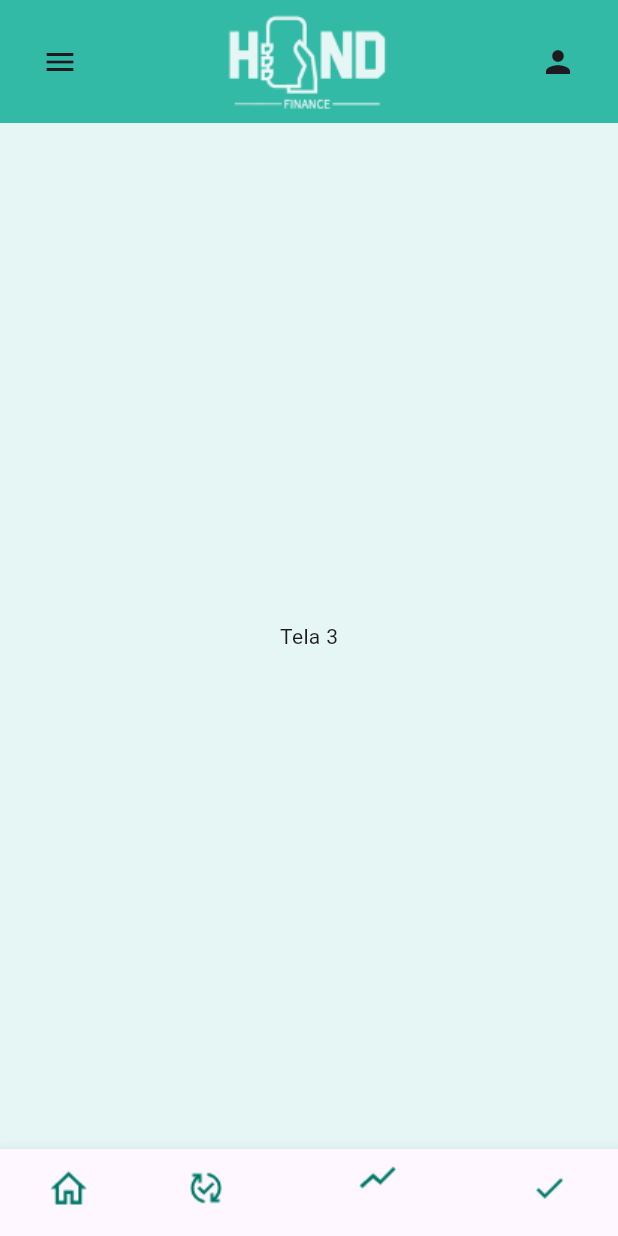
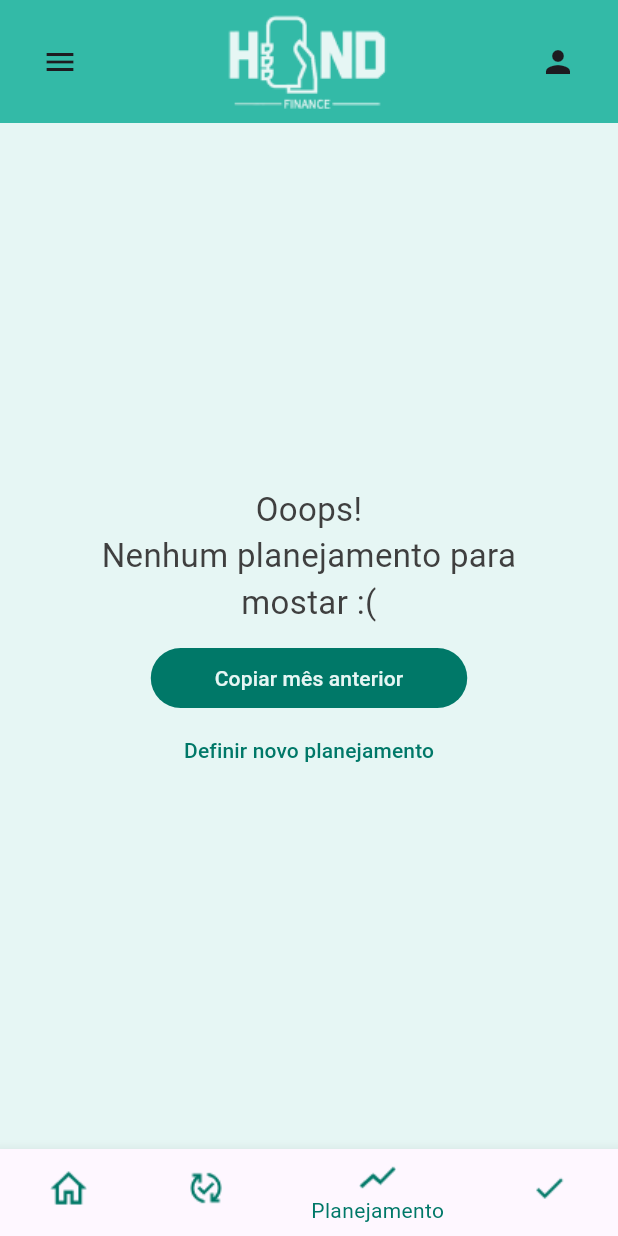
Before and after one commit to Jhyea026/Hand-finance, a Flutter app: the ClientPage screen opened directly, swiped to page 3, on a phone screen of 412 x 824 dp. Run offline on Flutter 3.47's test engine with Material 3 defaults, Android fonts, the phone set to English and light mode, and no system bars.

Commit message:
Desing telas Home, Transf. ,Plan. e obj. finalizados

```diff
--- a/lib/Widgets/bottomSheet.dart
+++ b/lib/Widgets/bottomSheet.dart
@@ -1,4 +1,4 @@
-// ignore_for_file: prefer_const_constructors
+// ignore_for_file: prefer_const_constructors, must_be_immutable
 
 import 'package:flutter/material.dart';
 
--- a/lib/Widgets/card.dart
+++ b/lib/Widgets/card.dart
@@ -1,6 +1,4 @@
 // ignore_for_file: prefer_const_constructors, sized_box_for_whitespace, prefer_const_literals_to_create_immutables, must_be_immutable
-
-import 'dart:ffi';
 
 import 'package:flutter/material.dart';
 
--- a/lib/Windows/ClientPage.dart
+++ b/lib/Windows/ClientPage.dart
@@ -60,11 +60,11 @@
         },
       ),
       bottomNavigationBar: BottomNavigationBar(
+        fixedColor: Cor.Primary700,
         currentIndex: _currentIndex,
         items: [
           BottomNavigationBarItem(
-              icon: Image.asset('lib/Assets/Home.png'),
-              label: 'Início'),
+              icon: Image.asset('lib/Assets/Home.png'), label: 'Principal'),
           BottomNavigationBarItem(
             icon: Image.asset('lib/Assets/Transactions.png'),
             label: 'Transações',
--- a/lib/Windows/Planning.dart
+++ b/lib/Windows/Planning.dart
@@ -1,7 +1,8 @@
-// ignore_for_file: prefer_const_constructors
+// ignore_for_file: prefer_const_constructors, avoid_unnecessary_containers, prefer_const_literals_to_create_immutables
 
 import 'package:flutter/material.dart';
 import 'package:handfinance/Colors/cor.dart';
+import 'package:handfinance/Widgets/botao.dart';
 
 class Planning extends StatelessWidget {
   const Planning({super.key});
@@ -11,7 +12,52 @@
     return Scaffold(
         backgroundColor: Cor.Primary50,
         body: Center(
-          child: Text("Tela 3"),
+          child: Container(
+            height: 200,
+            width: 300,
+            child: Column(
+              mainAxisAlignment: MainAxisAlignment.spaceBetween,
+              children: [
+                Container(
+                  child: Column(
+                    children: [
+                      Text(
+                        'Ooops!',
+                        textAlign: TextAlign.center,
+                        style: TextStyle(
+                            fontSize: 22,
+                            color: Color.fromARGB(255, 63, 63, 63)),
+                      ),
+                      Text(
+                        'Nenhum planejamento para mostar :(',
+                        textAlign: TextAlign.center,
+                        style: TextStyle(
+                            fontSize: 22,
+                            color: Color.fromARGB(255, 63, 63, 63)),
+                      ),
+                    ],
+                  ),
+                ),
+                Container(
+                  child: Column(
+                    children: [
+                      Botao(
+                        label: 'Copiar mês anterior',
+                        onPressed: () {},
+                        largura: 211,
+                      ),
+                      Botao(
+                        label: 'Definir novo planejamento',
+                        onPressed: () {},
+                        style: false,
+                        largura: 211,
+                      )
+                    ],
+                  ),
+                ),
+              ],
+            ),
+          ),
         ));
   }
 }
--- a/lib/main.dart
+++ b/lib/main.dart
@@ -2,6 +2,7 @@
 
 import 'package:flutter/material.dart';
 import 'package:handfinance/Colors/cor.dart';
+import 'package:handfinance/Widgets/Menu.dart';
 import 'package:handfinance/Widgets/botao.dart';
 import 'package:handfinance/Widgets/bottomSheet.dart';
 import 'package:handfinance/Windows/emailVerify.dart';
```
Also changed, not shown: lib/Widgets/Menu.dart (added, +24 -0 lines), lib/Windows/Goals.dart (+24 -2 lines), lib/Windows/Transactions.dart (+28 -4 lines).
